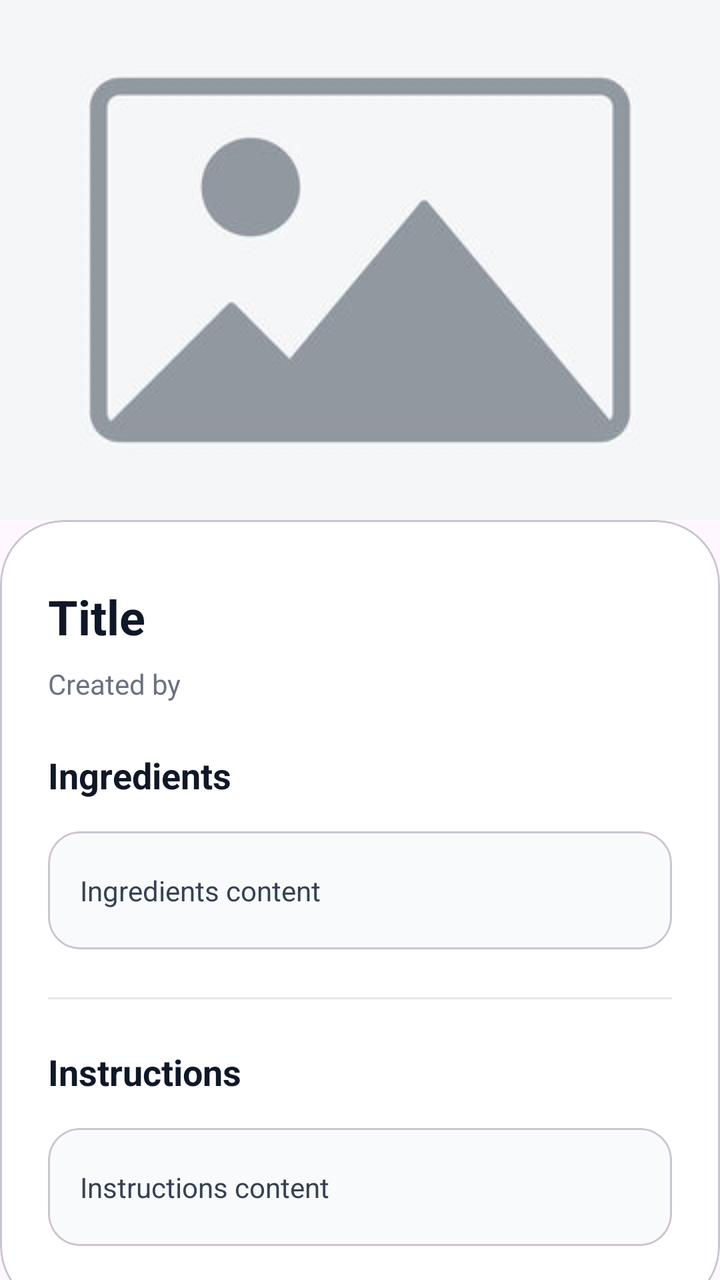
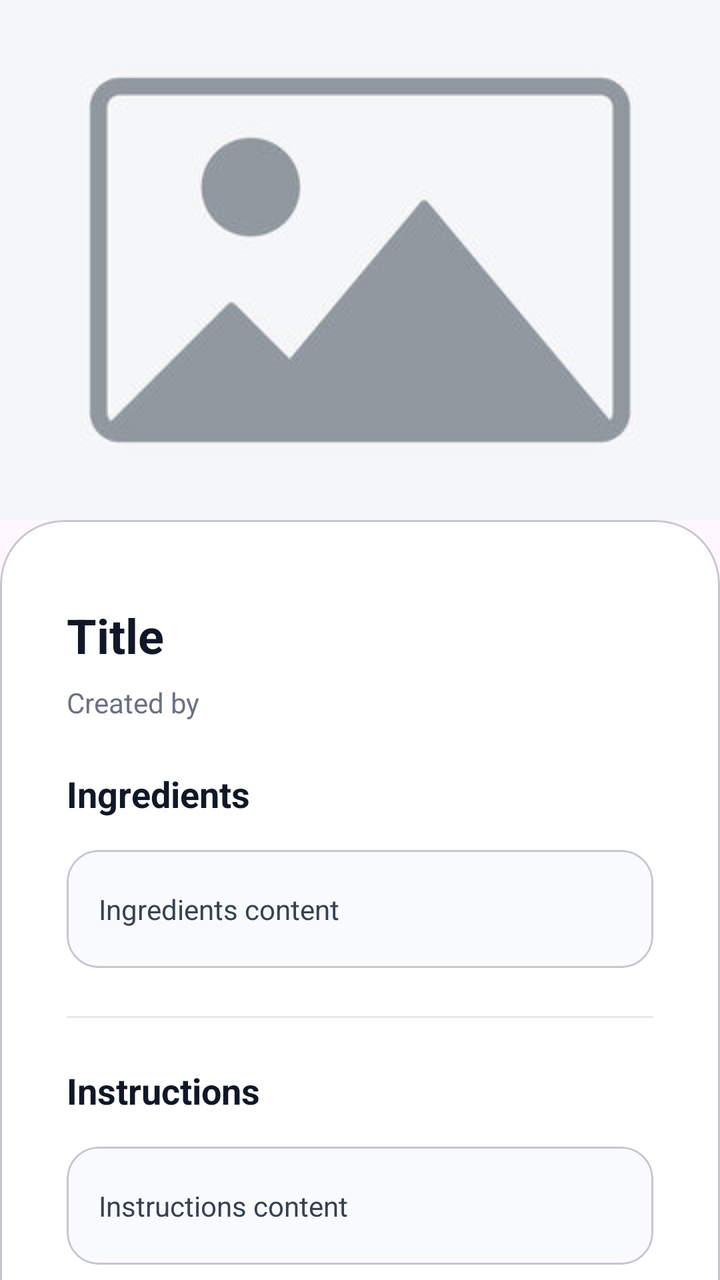

An Android layout rendered at two revisions. The XML below is the earlier revision; the diff shows what the commit changed to produce the second picture.
<!-- AndroidManifest.xml: application theme Theme.Plateful -->
<!-- res/layout/fragment_recipe_details.xml -->
<?xml version="1.0" encoding="utf-8"?>
<androidx.core.widget.NestedScrollView
    xmlns:android="http://schemas.android.com/apk/res/android"
    xmlns:app="http://schemas.android.com/apk/res-auto"
    xmlns:tools="http://schemas.android.com/tools"
    android:layout_width="match_parent"
    android:layout_height="match_parent"
    android:fillViewport="true">

    <androidx.constraintlayout.widget.ConstraintLayout
        android:layout_width="match_parent"
        android:layout_height="wrap_content">

        <com.google.android.material.imageview.ShapeableImageView
            android:id="@+id/recipe_image_view"
            android:layout_width="0dp"
            android:layout_height="260dp"
            android:scaleType="centerCrop"
            app:layout_constraintEnd_toEndOf="parent"
            app:layout_constraintStart_toStartOf="parent"
            app:layout_constraintTop_toTopOf="parent"
            app:srcCompat="@drawable/image_placeholder"
            tools:ignore="ContentDescription" />

        <com.google.android.material.card.MaterialCardView
            android:id="@+id/recipe_details_card"
            android:layout_width="0dp"
            android:layout_height="wrap_content"
            android:layout_marginTop="-32dp"
            app:cardBackgroundColor="@android:color/white"
            app:cardCornerRadius="32dp"
            app:cardElevation="0dp"
            app:layout_constraintBottom_toBottomOf="parent"
            app:layout_constraintEnd_toEndOf="parent"
            app:layout_constraintStart_toStartOf="parent"
            app:layout_constraintTop_toBottomOf="@id/recipe_image_view">

            <androidx.constraintlayout.widget.ConstraintLayout
                android:layout_width="match_parent"
                android:layout_height="wrap_content"
                android:paddingBottom="32dp">

                <com.google.android.material.textview.MaterialTextView
                    android:id="@+id/recipe_title_text_view"
                    android:layout_width="0dp"
                    android:layout_height="wrap_content"
                    android:layout_marginHorizontal="24dp"
                    android:layout_marginTop="32dp"
                    android:text="@string/title"
                    android:textColor="@color/black"
                    android:textSize="24sp"
                    android:textStyle="bold"
                    app:layout_constraintEnd_toEndOf="parent"
                    app:layout_constraintStart_toStartOf="parent"
                    app:layout_constraintTop_toTopOf="parent" />

                <com.google.android.material.textview.MaterialTextView
                    android:id="@+id/recipe_creator_text_view"
                    android:layout_width="0dp"
                    android:layout_height="wrap_content"
                    android:layout_marginHorizontal="24dp"
                    android:layout_marginTop="8dp"
                    android:text="@string/created_by"
                    android:textColor="@color/midGray"
                    android:textSize="14sp"
                    app:layout_constraintEnd_toEndOf="parent"
                    app:layout_constraintStart_toStartOf="parent"
                    app:layout_constraintTop_toBottomOf="@id/recipe_title_text_view" />

                <com.google.android.material.textview.MaterialTextView
                    android:id="@+id/recipe_ingredients_header_text_view"
                    android:layout_width="0dp"
                    android:layout_height="wrap_content"
                    android:layout_marginHorizontal="24dp"
                    android:layout_marginTop="24dp"
                    android:text="@string/ingredients"
                    android:textColor="@color/black"
                    android:textSize="18sp"
                    android:textStyle="bold"
                    app:layout_constraintEnd_toEndOf="parent"
                    app:layout_constraintStart_toStartOf="parent"
                    app:layout_constraintTop_toBottomOf="@id/recipe_creator_text_view" />

                <com.google.android.material.card.MaterialCardView
                    android:id="@+id/recipe_ingredients_card"
                    android:layout_width="0dp"
                    android:layout_height="wrap_content"
                    android:layout_marginHorizontal="24dp"
                    android:layout_marginTop="16dp"
                    app:cardBackgroundColor="@color/grayBackground"
                    app:cardCornerRadius="16dp"
                    app:cardElevation="0dp"
                    app:contentPadding="16dp"
                    app:layout_constraintEnd_toEndOf="parent"
                    app:layout_constraintStart_toStartOf="parent"
                    app:layout_constraintTop_toBottomOf="@id/recipe_ingredients_header_text_view">

                    <com.google.android.material.textview.MaterialTextView
                        android:id="@+id/recipe_ingredients_text_view"
                        android:layout_width="match_parent"
                        android:layout_height="wrap_content"
                        android:paddingVertical="4dp"
                        android:text="@string/ingredients_content"
                        android:textColor="@color/textContent" />
                </com.google.android.material.card.MaterialCardView>

                <com.google.android.material.divider.MaterialDivider
                    android:id="@+id/divider"
                    android:layout_width="0dp"
                    android:layout_height="wrap_content"
                    android:layout_marginHorizontal="24dp"
                    android:layout_marginTop="24dp"
                    app:dividerColor="@color/border"
                    app:layout_constraintEnd_toEndOf="parent"
                    app:layout_constraintStart_toStartOf="parent"
                    app:layout_constraintTop_toBottomOf="@id/recipe_ingredients_card" />

                <com.google.android.material.textview.MaterialTextView
                    android:id="@+id/recipe_instructions_header"
                    android:layout_width="0dp"
                    android:layout_height="wrap_content"
                    android:layout_marginHorizontal="24dp"
                    android:layout_marginTop="24dp"
                    android:text="@string/instructions"
                    android:textColor="@color/black"
                    android:textSize="18sp"
                    android:textStyle="bold"
                    app:layout_constraintEnd_toEndOf="parent"
                    app:layout_constraintStart_toStartOf="parent"
                    app:layout_constraintTop_toBottomOf="@id/divider" />

                <com.google.android.material.card.MaterialCardView
                    android:id="@+id/recipe_instructions_card"
                    android:layout_width="0dp"
                    android:layout_height="wrap_content"
                    android:layout_marginHorizontal="24dp"
                    android:layout_marginTop="16dp"
                    app:cardBackgroundColor="@color/grayBackground"
                    app:cardCornerRadius="16dp"
                    app:cardElevation="0dp"
                    app:contentPadding="16dp"
                    app:layout_constraintEnd_toEndOf="parent"
                    app:layout_constraintStart_toStartOf="parent"
                    app:layout_constraintTop_toBottomOf="@id/recipe_instructions_header">

                    <com.google.android.material.textview.MaterialTextView
                        android:id="@+id/recipe_instructions_text_view"
                        android:layout_width="match_parent"
                        android:layout_height="wrap_content"
                        android:paddingVertical="4dp"
                        android:text="@string/instructions_content"
                        android:textColor="@color/textContent" />
                </com.google.android.material.card.MaterialCardView>

            </androidx.constraintlayout.widget.ConstraintLayout>

        </com.google.android.material.card.MaterialCardView>

    </androidx.constraintlayout.widget.ConstraintLayout>
</androidx.core.widget.NestedScrollView>
<!-- resources referenced by this layout -->
<resources>
  <color name="black">#101828</color>
  <color name="border">#ebe6e7</color>
  <color name="grayBackground">#F9FAFB</color>
  <color name="midGray">#6a7282</color>
  <color name="textContent">#364153</color>
  <!-- drawable image_placeholder: jpg bitmap (drawable, 10448 bytes) -->
  <string name="created_by">Created by</string>
  <string name="ingredients">Ingredients</string>
  <string name="ingredients_content">Ingredients content</string>
  <string name="instructions">Instructions</string>
  <string name="instructions_content">Instructions content</string>
  <string name="title">Title</string>
  <style name="Theme.Plateful" parent="Base.Theme.Plateful" />
  <style name="Base.Theme.Plateful" parent="Theme.Material3.DayNight.NoActionBar">
          
          
      </style>
</resources>

<!-- the commit's change to res/layout/fragment_recipe_details.xml (unified diff, before → after) -->
@@ -28,7 +28,7 @@
             android:layout_height="wrap_content"
             android:layout_marginTop="-32dp"
             app:cardBackgroundColor="@android:color/white"
-            app:cardCornerRadius="32dp"
+            app:shapeAppearanceOverlay="@style/ShapeAppearanceOverlay.App.Card.TopRounded"
             app:cardElevation="0dp"
             app:layout_constraintBottom_toBottomOf="parent"
             app:layout_constraintEnd_toEndOf="parent"
<!-- resource entries referenced after the edit -->
@@ -12,6 +12,13 @@
   <string name="instructions">Instructions</string>
   <string name="instructions_content">Instructions content</string>
   <string name="title">Title</string>
+  <style name="ShapeAppearanceOverlay.App.Card.TopRounded" parent="">
+          <item name="cornerFamily">rounded</item>
+          <item name="cornerSizeTopRight">32dp</item>
+          <item name="cornerSizeTopLeft">32dp</item>
+          <item name="cornerSizeBottomRight">0dp</item>
+          <item name="cornerSizeBottomLeft">0dp</item>
+      </style>
   <style name="Theme.Plateful" parent="Base.Theme.Plateful" />
   <style name="Base.Theme.Plateful" parent="Theme.Material3.DayNight.NoActionBar">
           
